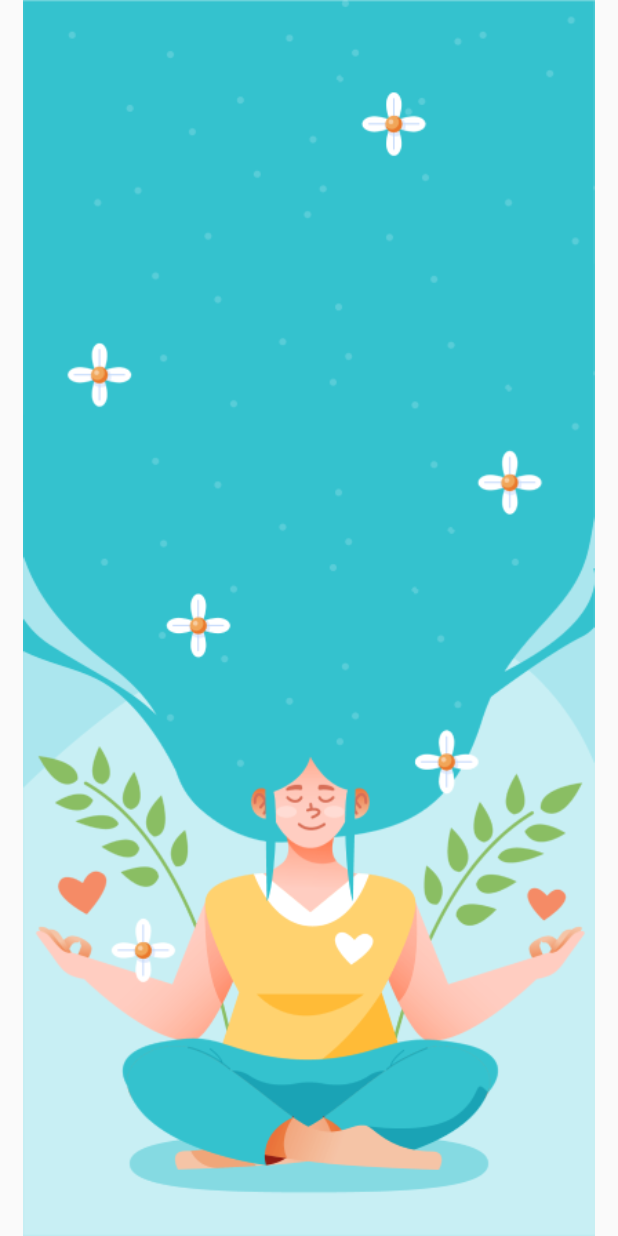
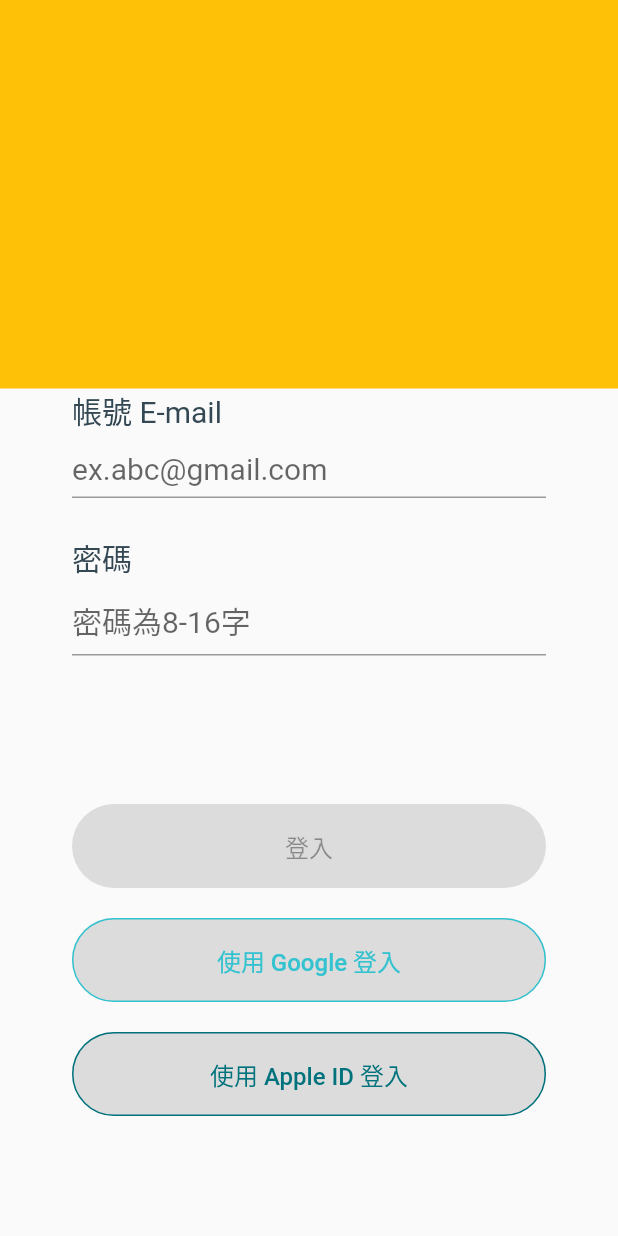
Before and after one commit to rich-chang/f_app, a Flutter app: the screen it shows after launch, on a phone screen of 412 x 824 dp. Run offline on Flutter 3.47's test engine with Material 2 defaults, Android fonts, the phone set to English and light mode, and no system bars; Roboto replaces fonts that are missing (Noto Sans TC).

Commit message:
Initialized components layout

```diff
--- a/lib/main.dart
+++ b/lib/main.dart
@@ -1,3 +1,4 @@
+import 'package:florish_app/screen/login.dart';
 import 'package:florish_app/screen/splash.dart';
 import 'package:flutter/material.dart';
 
@@ -25,7 +26,7 @@ class MyApp extends StatelessWidget {
         // is not restarted.
         primarySwatch: Colors.blue,
       ),
-      home: const SplashPage(),
+      home: const LoginPage(),
     );
   }
 }
--- /dev/null
+++ b/lib/screen/login.dart
@@ -0,0 +1,171 @@
+import 'package:flutter/material.dart';
+
+class LoginPage extends StatefulWidget {
+  const LoginPage({Key? key}) : super(key: key);
+
+  @override
+  State<LoginPage> createState() => _LoginState();
+}
+
+class _LoginState extends State<LoginPage> {
+
+  @override
+  Widget build(BuildContext context) {
+    return Scaffold(
+        body: SafeArea(
+          child: Column(
+            //mainAxisAlignment: MainAxisAlignment.center,
+            crossAxisAlignment: CrossAxisAlignment.start,
+            children: [
+              Container(
+                color: Colors.amber,
+                height: 259,
+              ),
+              Container(
+                margin: const EdgeInsets.symmetric(horizontal: 48),
+                child: const Text(
+                  '帳號 E-mail',
+                  style: TextStyle(
+                    color: Color(0xFF344854),
+                    fontFamily: 'Noto Sans TC',
+                    fontSize: 20,
+                  ),
+                ),
+              ),
+              const SizedBox(
+                height: 4.0,
+              ),
+              Container(
+                margin: const EdgeInsets.symmetric(horizontal: 48),
+                child: TextFormField(
+                  //validator: (value) => Validator.validateEmail(value ?? ""),
+                  //controller: emailController,
+                  keyboardType: TextInputType.emailAddress,
+                  decoration: const InputDecoration(
+                    hintText: "ex.abc@gmail.com",
+                    isDense: true,
+                  ),
+                  style: const TextStyle(
+                    color: Color(0xFFB5BEBE),
+                    fontSize: 20
+                  ),
+                ),
+              ),
+              const SizedBox(
+                height: 25.0,
+              ),
+              Container(
+                margin: const EdgeInsets.symmetric(horizontal: 48),
+                child: const Text(
+                  '密碼',
+                  style: TextStyle(
+                    color: Color(0xFF344854),
+                    fontFamily: 'Noto Sans TC',
+                    fontSize: 20,
+                  ),
+                ),
+              ),
+              SizedBox(
+                height: 4.0,
+              ),
+              Container(
+                margin: const EdgeInsets.symmetric(horizontal: 48),
+                child: TextFormField(
+                  //obscureText: _showPassword,
+                  //validator: (value) => Validator.validatePassword(value ?? ""),
+                  //controller: passwordController,
+                  keyboardType: TextInputType.visiblePassword,
+                  decoration: InputDecoration(
+                    hintText: "密碼為8-16字",
+                    isDense: true,
+                  ),
+                  style: const TextStyle(
+                      color: Color(0xFFB5BEBE),
+                      fontSize: 20
+                  ),
+                ),
+              ),
+              const SizedBox(
+                height: 99.0,
+              ),
+              Container(
+                margin: const EdgeInsets.symmetric(horizontal: 48),
+                child: SizedBox(
+                  width: 318,
+                  height: 56,
+                  child: ElevatedButton(
+                    onPressed: null,
+                    style: ElevatedButton.styleFrom(
+                      shape: RoundedRectangleBorder(
+                        borderRadius: BorderRadius.circular(68.0),
+                      ),
+                    ),
+                    child: const Text(
+                        '登入',
+                        style: TextStyle(
+                          fontSize: 16
+                        ),
+                    ),
+                  ),
+                ),
+              ),
+              const SizedBox(
+                height: 20.0,
+              ),
+              Container(
+                margin: const EdgeInsets.symmetric(horizontal: 48),
+                child: SizedBox(
+                  width: 318,
+                  height: 56,
+                  child: ElevatedButton(
+                    onPressed: null,
+                    style: ElevatedButton.styleFrom(
+                      primary: Colors.white,
+                      shape: RoundedRectangleBorder(
+                        borderRadius: BorderRadius.circular(68.0),
+                        side: BorderSide(color: Color(0xFF33C2CF)),
+                      ),
+                    ),
+                    child: const Text(
+                      '使用 Google 登入',
+                      style: TextStyle(
+                        color: Color(0xFF33C2CF),
+                        fontSize: 16,
+                      ),
+                    ),
+                  ),
+                ),
+              ),
+              const SizedBox(
+                height: 20.0,
+              ),
+              Container(
+                margin: const EdgeInsets.symmetric(horizontal: 48),
+                child: SizedBox(
+                  width: 318,
+                  height: 56,
+                  child: ElevatedButton(
+                    onPressed: null,
+                    style: ElevatedButton.styleFrom(
+                      primary: Colors.white,
+                      shape: RoundedRectangleBorder(
+                        borderRadius: BorderRadius.circular(68.0),
+                        side: BorderSide(color: Color(0xFF00727C)),
+                      ),
+                    ),
+                    child: const Text(
+                      '使用 Apple ID 登入',
+                      style: TextStyle(
+                        color: Color(0xFF00727C),
+                        fontSize: 16,
+                      ),
+                    ),
+                  ),
+                ),
+              ),
+            ],
+          ),
+        ),
+    );
+  }
+}
```
